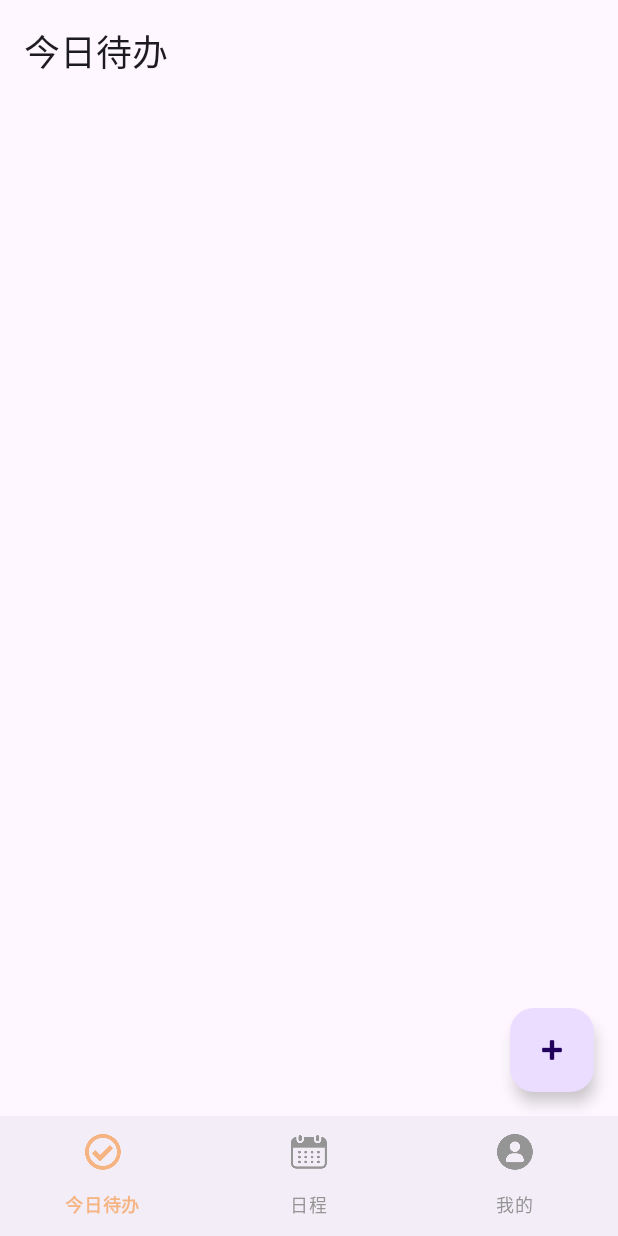
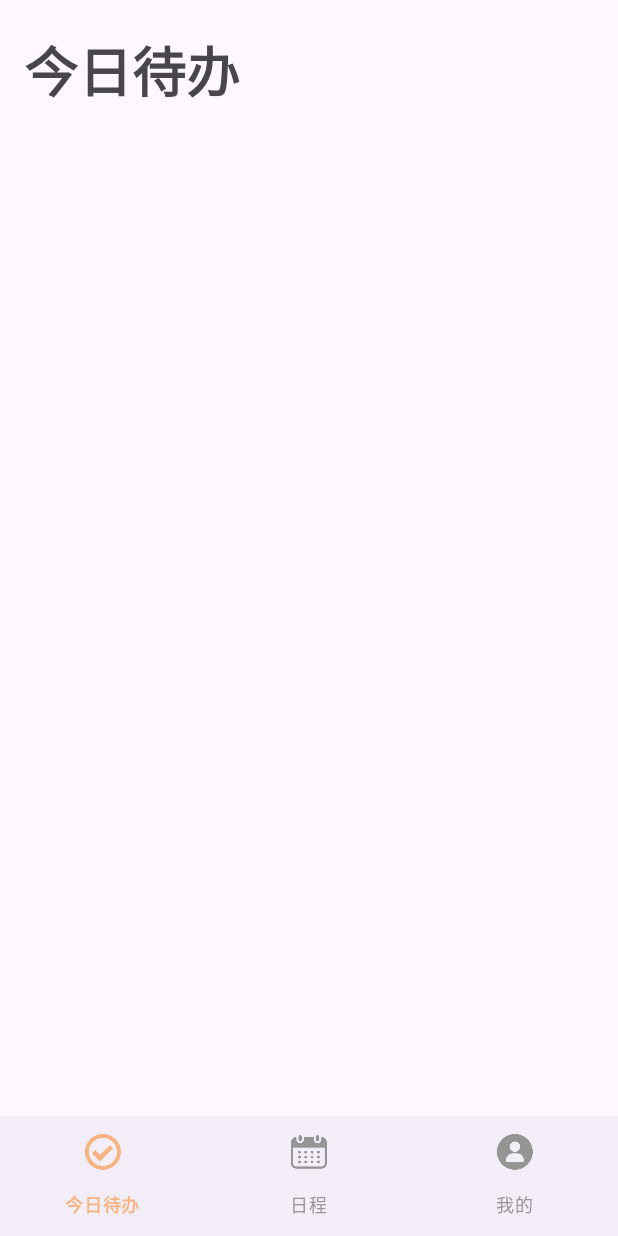
Before and after one commit to caoye04/-Planwise, an Android app: the screen it shows after launch (MainActivity), on a phone screen of 412 x 824 dp. Run offline under Robolectric (Android 15) with nearby library versions, the phone set to English and light mode, and no system bars; our stand-ins replace Room's generated code, navigation-ui.

Commit message:
feat 为每个页面增加了标题，并统一模块化设计

```diff
--- a/code/app/src/main/res/color/bottom_nav_color.xml
+++ b/code/app/src/main/res/color/bottom_nav_color.xml
@@ -1,4 +1,5 @@
 <?xml version="1.0" encoding="utf-8"?>
+<!--状态栏图标和字体颜色-->
 <selector xmlns:android="http://schemas.android.com/apk/res/android">
     <item android:color="#F5B482" android:state_checked="true" />
     <item android:color="#959595" /> <!-- 未选中时的灰色 -->
--- a/code/app/src/main/res/layout/fragment_calendar.xml
+++ b/code/app/src/main/res/layout/fragment_calendar.xml
@@ -5,6 +5,12 @@
     android:layout_height="match_parent"
     android:orientation="vertical"
     tools:context=".ui.fragment.CalendarFragment">
+    <TextView
+        android:id="@+id/text_view_title"
+        android:layout_width="match_parent"
+        android:layout_height="wrap_content"
+        android:text="日程"
+        style="@style/PageTitle"/>
 
     <CalendarView
         android:id="@+id/calendar_view"
--- a/code/app/src/main/res/layout/fragment_profile.xml
+++ b/code/app/src/main/res/layout/fragment_profile.xml
@@ -7,6 +7,12 @@
     android:orientation="vertical"
     android:padding="16dp"
     tools:context=".ui.fragment.ProfileFragment">
+    <TextView
+        android:id="@+id/text_view_title"
+        android:layout_width="match_parent"
+        android:layout_height="wrap_content"
+        android:text="我的"
+        style="@style/PageTitle"/>
 
     <com.google.android.material.card.MaterialCardView
         android:layout_width="match_parent"
--- a/code/app/src/main/res/layout/fragment_today_todo.xml
+++ b/code/app/src/main/res/layout/fragment_today_todo.xml
@@ -1,24 +1,21 @@
 <?xml version="1.0" encoding="utf-8"?>
-<androidx.coordinatorlayout.widget.CoordinatorLayout xmlns:android="http://schemas.android.com/apk/res/android"
-    xmlns:app="http://schemas.android.com/apk/res-auto"
+<LinearLayout xmlns:android="http://schemas.android.com/apk/res/android"
     xmlns:tools="http://schemas.android.com/tools"
     android:layout_width="match_parent"
     android:layout_height="match_parent"
+    android:orientation="vertical"
     tools:context=".ui.fragment.TodayTodoFragment">
-
     <TextView
         android:id="@+id/text_view_title"
         android:layout_width="match_parent"
         android:layout_height="wrap_content"
-        android:layout_margin="16dp"
         android:text="今日待办"
-        android:textAppearance="@style/TextAppearance.MaterialComponents.Headline5" />
+        style="@style/PageTitle"/>
 
     <androidx.recyclerview.widget.RecyclerView
         android:id="@+id/recycler_view"
         android:layout_width="match_parent"
         android:layout_height="match_parent"
-        android:layout_marginTop="60dp"
         android:clipToPadding="false"
         android:padding="8dp" />
 
@@ -40,4 +37,4 @@
         android:contentDescription="添加新任务"
         android:src="@android:drawable/ic_input_add" />
 
-</androidx.coordinatorlayout.widget.CoordinatorLayout>
+</LinearLayout>
--- /dev/null
+++ b/code/app/src/main/res/values/styles.xml
@@ -0,0 +1,11 @@
+<?xml version="1.0" encoding="utf-8"?>
+<resources>
+    <style name="PageTitle">
+        <item name="android:layout_marginStart">16dp</item>
+        <item name="android:layout_marginEnd">16dp</item>
+        <item name="android:layout_marginTop">20dp</item>
+        <item name="android:layout_marginBottom">15dp</item>
+        <item name="android:textSize">36sp</item>
+        <item name="android:textStyle">bold</item>
+    </style>
+</resources>
```
